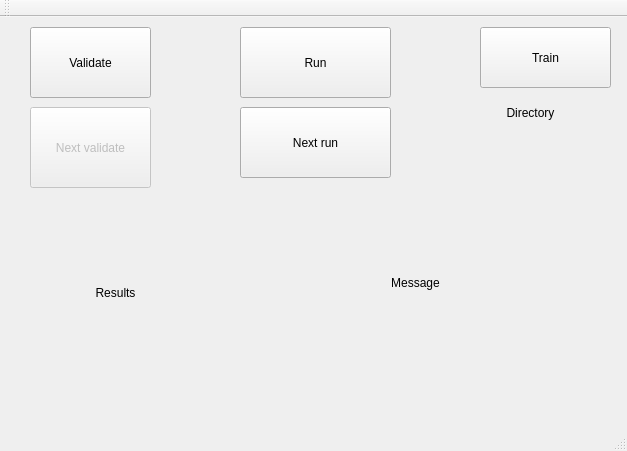
pardalhan/Exjobb, file GridFace/GridFace/gridface.ui: the form before one commit.
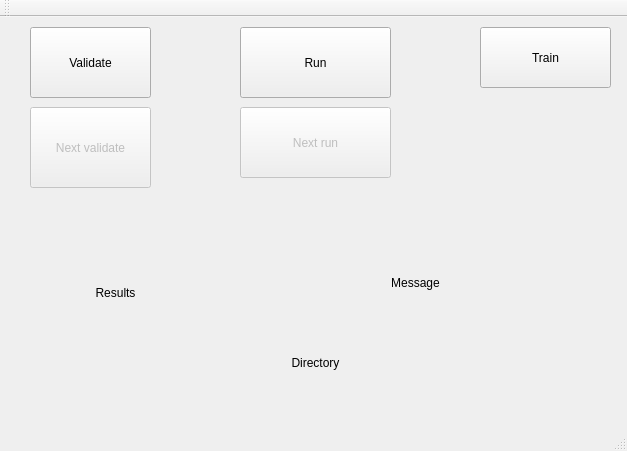
The form after the commit.

Patch:
```diff
--- a/GridFace/GridFace/gridface.ui
+++ b/GridFace/GridFace/gridface.ui
@@ -15,6 +15,9 @@
   </property>
   <widget class="QWidget" name="centralWidget">
    <widget class="QPushButton" name="btn_next_run">
+    <property name="enabled">
+     <bool>false</bool>
+    </property>
     <property name="geometry">
      <rect>
       <x>240</x>
@@ -85,9 +88,9 @@
    <widget class="QLabel" name="lbl_browser">
     <property name="geometry">
      <rect>
-      <x>450</x>
-      <y>70</y>
-      <width>161</width>
+      <x>50</x>
+      <y>320</y>
+      <width>531</width>
       <height>51</height>
      </rect>
     </property>
```
